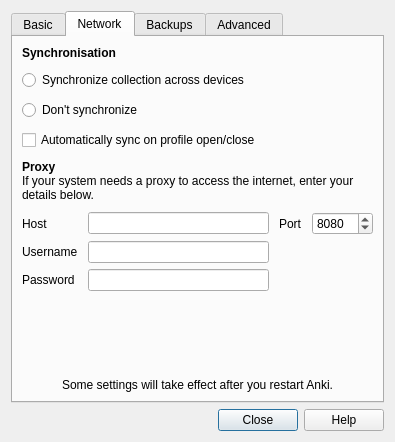
Old version of the form designer/preferences.ui in the repository ankitects/anki.
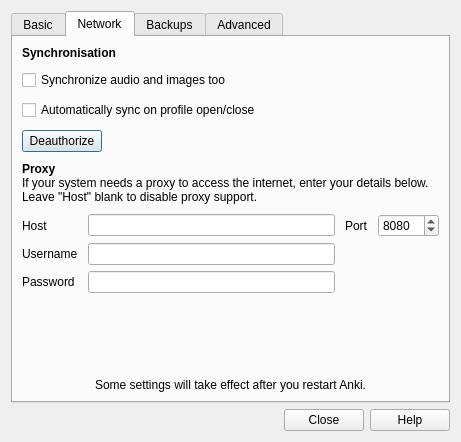
New version of the form. The open tabs and pages were chosen to show the change.

Commit message: implement prefs window

```diff
--- a/designer/preferences.ui
+++ b/designer/preferences.ui
@@ -6,7 +6,7 @@
    <rect>
     <x>0</x>
     <y>0</y>
-    <width>395</width>
+    <width>461</width>
     <height>442</height>
    </rect>
   </property>
@@ -124,9 +124,6 @@
          </property>
          <item>
           <layout class="QVBoxLayout">
-           <item>
-            <layout class="QGridLayout"/>
-           </item>
            <item>
             <widget class="QLabel" name="label_16">
              <property name="text">
@@ -141,28 +138,41 @@
             </widget>
            </item>
            <item>
-            <widget class="QRadioButton" name="radioButton">
+            <widget class="QCheckBox" name="syncMedia">
              <property name="text">
-              <string>Synchronize collection across devices</string>
+              <string>Synchronize audio and images too</string>
              </property>
             </widget>
            </item>
            <item>
-            <widget class="QRadioButton" name="radioButton_2">
+            <widget class="QCheckBox" name="syncOnProgramOpen">
              <property name="text">
-              <string>Don't synchronize</string>
+              <string>Automatically sync on profile open/close</string>
              </property>
             </widget>
            </item>
            <item>
-            <layout class="QGridLayout">
-             <item row="0" column="0" colspan="2">
-              <widget class="QCheckBox" name="syncOnProgramOpen">
+            <layout class="QHBoxLayout" name="horizontalLayout">
+             <item>
+              <widget class="QPushButton" name="syncDeauth">
                <property name="text">
-                <string>Automatically sync on profile open/close</string>
+                <string>Deauthorize</string>
                </property>
               </widget>
              </item>
+             <item>
+              <spacer name="horizontalSpacer_2">
+               <property name="orientation">
+                <enum>Qt::Horizontal</enum>
+               </property>
+               <property name="sizeHint" stdset="0">
+                <size>
+                 <width>40</width>
+                 <height>1</height>
+                </size>
+               </property>
+              </spacer>
+             </item>
             </layout>
            </item>
           </layout>
@@ -172,7 +182,7 @@
        <item>
         <widget class="QLabel" name="label_13">
          <property name="text">
-          <string>&lt;b&gt;Proxy&lt;/b&gt;&lt;br&gt;If your system needs a proxy to access the internet, enter your details below.</string>
+          <string>&lt;b&gt;Proxy&lt;/b&gt;&lt;br&gt;If your system needs a proxy to access the internet, enter your details below. Leave &quot;Host&quot; blank to disable proxy support.</string>
          </property>
          <property name="wordWrap">
           <bool>true</bool>
```
Left out of the diff: 54 changed lines with no effect on the pictures. The commit also changes 3 other files.
